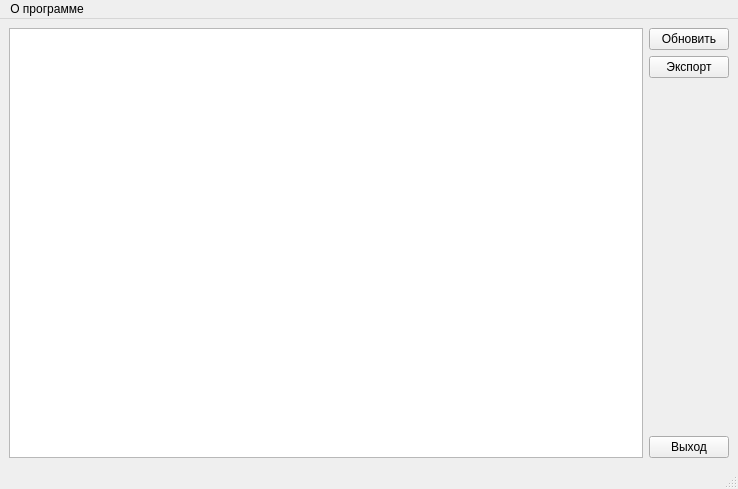
Qt form ui/main_window.ui (olegartys/transfermarkt-scrap) before a commit.
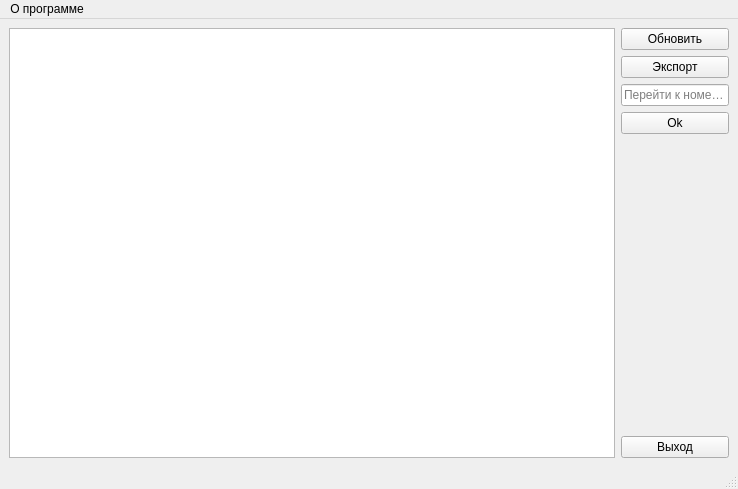
The same form after that commit.

Commit message: Add 'goto row' feature

```diff
--- a/ui/main_window.ui
+++ b/ui/main_window.ui
@@ -45,6 +45,20 @@
           </property>
          </widget>
         </item>
+        <item>
+         <widget class="QLineEdit" name="gotoRow">
+          <property name="placeholderText">
+           <string>Перейти к номеру...</string>
+          </property>
+         </widget>
+        </item>
+        <item>
+         <widget class="QPushButton" name="gotoRowOk">
+          <property name="text">
+           <string>Ok</string>
+          </property>
+         </widget>
+        </item>
         <item>
          <spacer name="verticalSpacer">
           <property name="orientation">
```
The commit also changes 4 other files.
